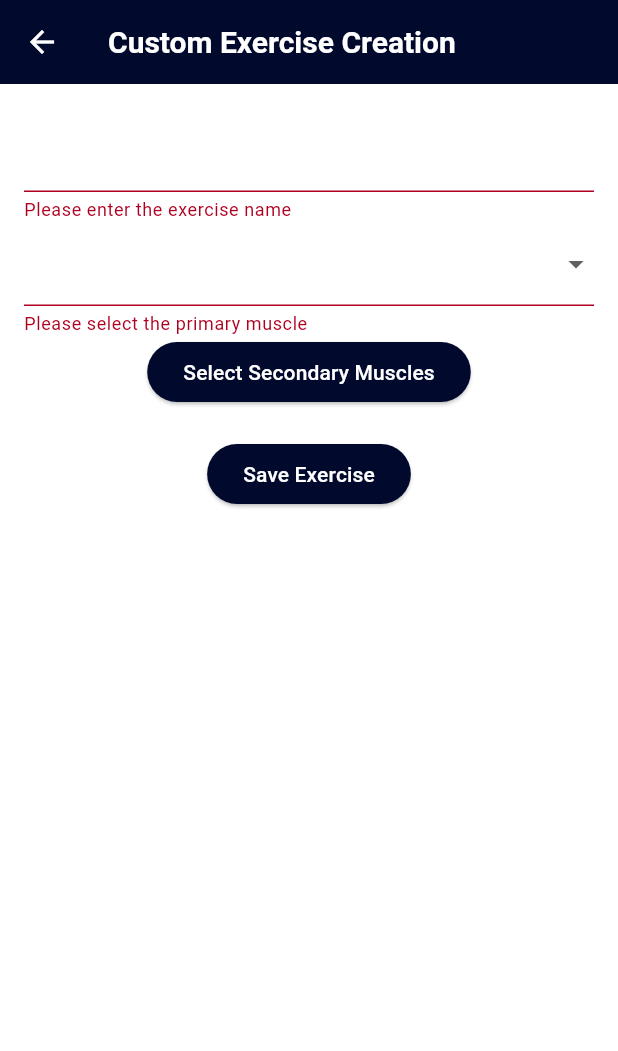
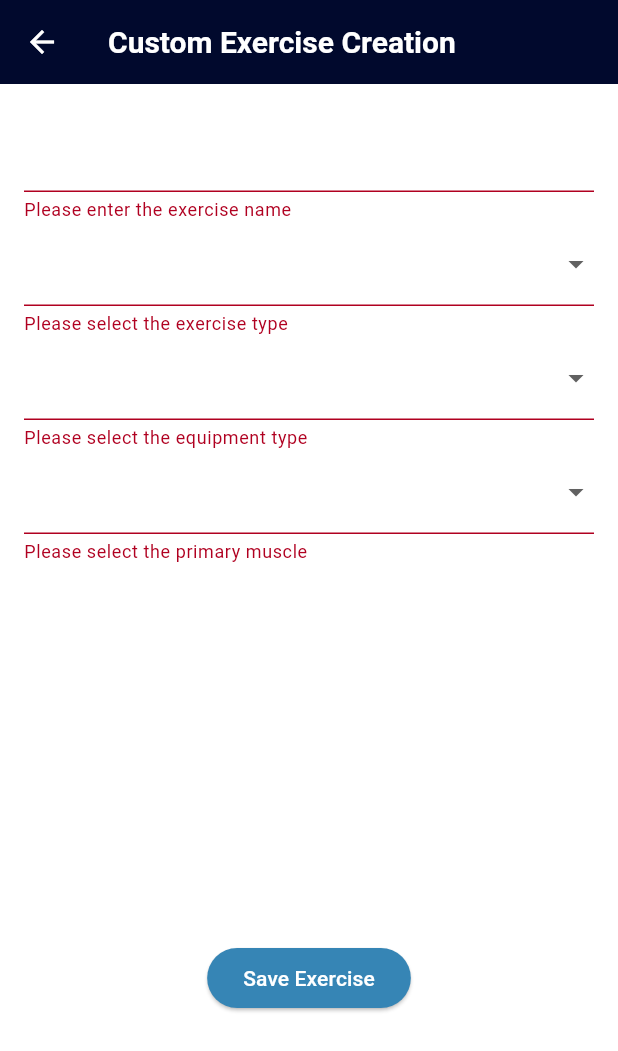
Before and after one commit to grantrisk/peak, a Flutter app: the CreateCustomExerciseScreen screen opened directly, after a tap on "Save Exercise", on a phone screen of 412 x 824 dp. Shown: the top 1051 px of the screen. Run offline on Flutter 3.47's test engine with Material 3 defaults, Android fonts, the phone set to English and light mode, and no system bars; our stand-ins replace audioplayers, cloud_firestore, firebase_auth, firebase_core, flutter_cache_manager, flutter_dotenv and 1 more; accounts and stored records are empty.

Commit message:
Fixed Model Errors with DB
- refactored some minor issues with the exercise search
- updated collection name from exercises to custom_exercises
- required the type and equipment parameters for the exercise model

```diff
--- a/lib/models/exercise_model.dart
+++ b/lib/models/exercise_model.dart
@@ -14,9 +14,9 @@
   List<ExerciseSet> sets;
   String owner = '';
   bool custom;
-  ExerciseEquipment? equipment;
+  ExerciseType type;
+  ExerciseEquipment equipment;
   int? difficulty; // 1-10
-  ExerciseType? type;
   WorkoutSession? lastWorkoutSession;
   ExerciseHistory? history;
 
@@ -27,10 +27,10 @@
     required this.secondaryMuscles,
     required this.owner,
     required this.custom,
+    required this.type,
+    required this.equipment,
     this.sets = const [],
-    this.equipment,
     this.difficulty,
-    this.type,
     this.lastWorkoutSession,
     this.history,
   });
@@ -46,6 +46,19 @@
           : [],
       owner: json['owner'] ?? 'NULL',
       custom: json['custom'] ?? false,
+      type: stringToExerciseType(json['type']),
+      equipment: stringToExerciseEquipment(json['equipment']),
+      sets: json['sets'] != null
+          ? List<ExerciseSet>.from(
+              json['sets'].map((model) => ExerciseSet.fromJson(model)))
+          : [],
+      difficulty: json['difficulty'] ?? 5,
+      lastWorkoutSession: json['last_workout_session'] != null
+          ? WorkoutSession.fromJson(json['last_workout_session'])
+          : null,
+      history: json['history'] != null
+          ? ExerciseHistory.fromJson(json['history'])
+          : null,
     );
   }
 
@@ -63,6 +76,36 @@
         'secondary': secondaryMuscles,
       },
       'owner': owner,
+      'custom': custom,
+      'type': exerciseTypeToString(type),
+      'equipment': exerciseEquipmentToString(equipment),
+      'sets': sets.map((e) => e.toJson()).toList(),
+      'difficulty': difficulty,
+      'last_workout_session':
+          lastWorkoutSession != null ? lastWorkoutSession!.id : null,
+      'history': history != null ? history!.toJson() : null,
     };
   }
 }
+
+ExerciseType stringToExerciseType(String? typeString) {
+  return ExerciseType.values.firstWhere(
+    (type) => type.toString().split('.').last == typeString,
+    orElse: () => ExerciseType.strength, // Default value if not found
+  );
+}
+
+ExerciseEquipment stringToExerciseEquipment(String? equipmentString) {
+  return ExerciseEquipment.values.firstWhere(
+    (equipment) => equipment.toString().split('.').last == equipmentString,
+    orElse: () => ExerciseEquipment.none, // Default value if not found
+  );
+}
+
+String exerciseTypeToString(ExerciseType type) {
+  return type.toString().split('.').last;
+}
+
+String exerciseEquipmentToString(ExerciseEquipment equipment) {
+  return equipment.toString().split('.').last;
+}
--- a/lib/providers/workout_session_provider.dart
+++ b/lib/providers/workout_session_provider.dart
@@ -116,6 +116,8 @@
       secondaryMuscles: [],
       owner: 'NULL',
       custom: false,
+      type: ExerciseType.strength,
+      equipment: ExerciseEquipment.none,
     );
   }
 
--- a/lib/repositories/ExerciseRepository.dart
+++ b/lib/repositories/ExerciseRepository.dart
@@ -12,7 +12,7 @@
   final FirebaseAuth _auth = FirebaseAuth.instance;
   final CustomCacheManager _cacheManager = CustomCacheManager();
   final String defaultExerciseKey = 'default_exercises';
-  final String customExerciseKey = 'exercises';
+  final String customExerciseKey = 'custom_exercises';
 
   Future<List<Exercise>> fetchExercises() async {
     logger.info('Fetching exercises');
@@ -32,6 +32,11 @@
       logger.info('Fetching default exercises from Firestore');
       var collection = await _firestore.collection(defaultExerciseKey).get();
 
+      /*
+        TODO: when generating a random workout, the default exercises are
+          fetched from Firestore and display on the workout screen with no
+          muscle groups
+      */
       List<Exercise> defaultExercises =
           collection.docs.map((doc) => Exercise.fromJson(doc.data())).toList();
 
@@ -67,7 +72,7 @@
           .then((_) {
         logger.info('Exercise saved successfully');
       }).catchError((error) {
-        logger.error('Failed to save exercise');
+        logger.error('DB error: $error');
       });
 
       // Save the exercise to the cache
@@ -85,7 +90,7 @@
 
       return true;
     } catch (e) {
-      logger.error('Failed to save exercise');
+      logger.error('Failed to save exercise: $e');
       return false;
     }
   }
--- a/lib/screens/create_custom_exercise_screen.dart
+++ b/lib/screens/create_custom_exercise_screen.dart
@@ -19,8 +19,9 @@
   final _formKey = GlobalKey<FormState>();
   final TextEditingController _nameController = TextEditingController();
   String? _selectedPrimaryMuscle;
+  ExerciseType? _selectedExerciseType;
+  ExerciseEquipment? _selectedExerciseEquipment;
   List<String> _selectedSecondaryMuscles = [];
-  bool _isSecondaryMuscleSelectionOpen = false;
 
   List<String> muscles = [
     "shoulders",
@@ -82,6 +83,70 @@
                   },
                 ),
                 DropdownButtonFormField<String>(
+                  value: _selectedExerciseType != null
+                      ? exerciseTypeToString(_selectedExerciseType!)
+                      : null,
+                  hint: Text(
+                    "Select Exercise Type",
+                    style: TextStyle(color: theme.colorScheme.onPrimary),
+                  ),
+                  items: ExerciseType.values.map((ExerciseType value) {
+                    return DropdownMenuItem<String>(
+                      value: exerciseTypeToString(value),
+                      child: Text(
+                        exerciseTypeToString(value),
+                        style: TextStyle(color: theme.colorScheme.onPrimary),
+                      ),
+                    );
+                  }).toList(),
+                  onChanged: (String? newValue) {
+                    setState(() {
+                      _selectedExerciseType = stringToExerciseType(newValue);
+                    });
+                  },
+                  decoration: InputDecoration(
+                    labelText: 'Exercise Type',
+                    labelStyle: TextStyle(color: theme.colorScheme.onPrimary),
+                  ),
+                  validator: (value) {
+                    if (value == null) {
+                      return 'Please select the exercise type';
+                    }
+                    return null;
+                  },
+                ),
+                DropdownButtonFormField<String>(
+                  value: _selectedExerciseEquipment != null
+                      ? exerciseEquipmentToString(_selectedExerciseEquipment!)
+                      : null,
+                  hint: Text("Select Equipment Type",
+                      style: TextStyle(color: theme.colorScheme.onPrimary)),
+                  items:
+                      ExerciseEquipment.values.map((ExerciseEquipment value) {
+                    return DropdownMenuItem<String>(
+                      value: exerciseEquipmentToString(value),
+                      child: Text(exerciseEquipmentToString(value),
+                          style: TextStyle(color: theme.colorScheme.onPrimary)),
+                    );
+                  }).toList(),
+                  onChanged: (String? newValue) {
+                    setState(() {
+                      _selectedExerciseEquipment =
+                          stringToExerciseEquipment(newValue);
+                    });
+                  },
+                  decoration: InputDecoration(
+                    labelText: 'Equipment Type',
+                    labelStyle: TextStyle(color: theme.colorScheme.onPrimary),
+                  ),
+                  validator: (value) {
+                    if (value == null) {
+                      return 'Please select the equipment type';
+                    }
+                    return null;
+                  },
+                ),
+                DropdownButtonFormField<String>(
                   value: _selectedPrimaryMuscle,
                   hint: Text("Select Primary Muscle",
                       style: TextStyle(color: theme.colorScheme.onPrimary)),
@@ -94,7 +159,7 @@
                   }).toList(),
                   onChanged: (newValue) {
                     setState(() {
-                      _selectedPrimaryMuscle = newValue;
+                      _selectedPrimaryMuscle = newValue!;
                     });
                   },
                   decoration: InputDecoration(
@@ -108,26 +173,14 @@
                     return null;
                   },
                 ),
-                ElevatedButton(
-                  onPressed: () {
-                    setState(() {
-                      _isSecondaryMuscleSelectionOpen =
-                          !_isSecondaryMuscleSelectionOpen;
-                    });
-                  },
-                  child: Text(
-                      _isSecondaryMuscleSelectionOpen
-                          ? "Close Secondary Muscles"
-                          : "Select Secondary Muscles",
+                SizedBox(height: 20),
+                Text("Secondary Muscles",
                     style: TextStyle(color: theme.colorScheme.onPrimary)),
-                ),
-                if (_isSecondaryMuscleSelectionOpen)
                 Wrap(
                   children: muscles.map((muscle) {
                     return ChoiceChip(
                       label: Text(muscle),
-                        labelStyle:
-                            TextStyle(color: theme.colorScheme.onPrimary),
+                      labelStyle: TextStyle(color: theme.colorScheme.onPrimary),
                       selected: _selectedSecondaryMuscles.contains(muscle),
                       onSelected: (bool selected) {
                         setState(() {
@@ -151,6 +204,10 @@
                   },
                   child: Text('Save Exercise',
                       style: TextStyle(color: theme.colorScheme.onPrimary)),
+                  style: ButtonStyle(
+                    backgroundColor: MaterialStateProperty.all<Color>(
+                        theme.colorScheme.secondary),
+                  ),
                 ),
               ],
             ),
@@ -169,6 +226,8 @@
       sets: [],
       owner: _auth.currentUser!.uid,
       custom: true,
+      type: _selectedExerciseType!,
+      equipment: _selectedExerciseEquipment!,
     );
 
     // Save the exercise to the database
@@ -187,6 +246,8 @@
     setState(() {
       _selectedPrimaryMuscle = null;
       _selectedSecondaryMuscles = [];
+      _selectedExerciseType = null;
+      _selectedExerciseEquipment = null;
     });
   }
 
--- a/lib/screens/new_workout_screen.dart
+++ b/lib/screens/new_workout_screen.dart
@@ -65,6 +65,8 @@
             secondaryMuscles: exercise.secondaryMuscles,
             owner: exercise.owner,
             custom: exercise.custom,
+            type: exercise.type,
+            equipment: exercise.equipment,
           ));
         }
       }
--- a/lib/widgets/searchable_dropdown.dart
+++ b/lib/widgets/searchable_dropdown.dart
@@ -56,6 +56,7 @@
     super.initState();
     _filteredItems = widget.items;
     _initPrimaryMuscles();
+    _sortItems();
   }
 
   void _initPrimaryMuscles() {
@@ -64,6 +65,10 @@
         .toSet()
         .toList();
     primaryMuscles.insert(0, 'All');
+  }
+
+  void _sortItems() {
+    widget.items.sort((a, b) => a.name.compareTo(b.name));
   }
 
   void _filterItems(String enteredKeyword) {
```
Also changed, not shown: lib/models/exercise_history_model.dart (+29 -0 lines), lib/models/exercise_set_model.dart (+22 -0 lines), lib/models/user_goal_model.dart (+28 -0 lines), lib/models/workout_session_model.dart (+30 -0 lines). Lines whose indentation alone changed are shown as unchanged.
